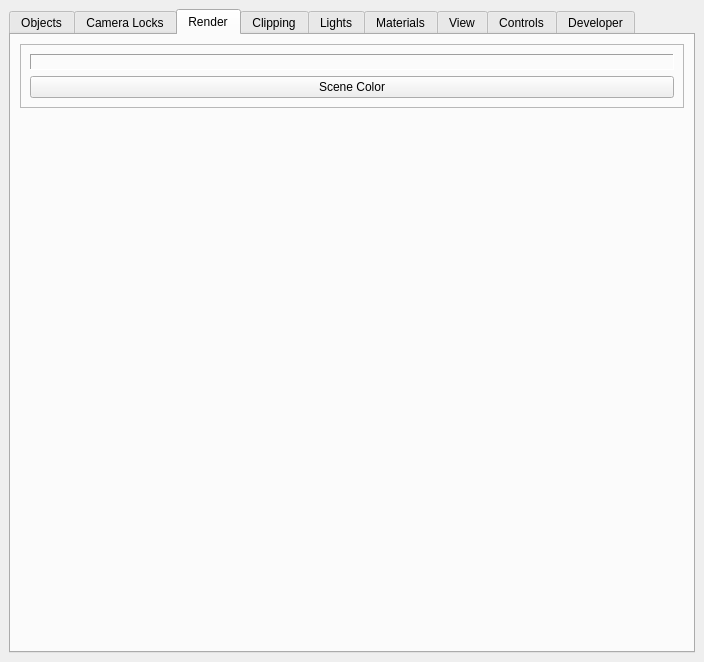
This is src/Interface/Modules/Render/ViewSceneControls.ui in SCIInstitute/SCIRun as Qt 5 draws it before an edit. The edited form follows.
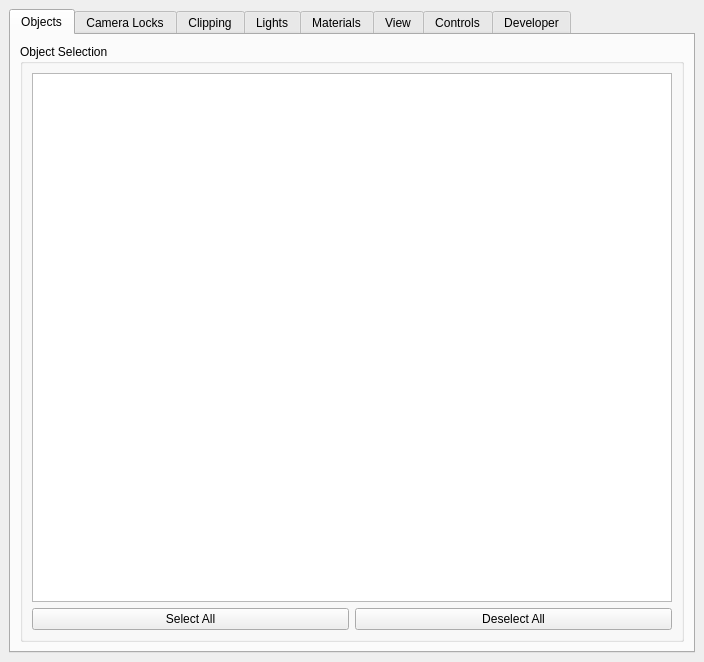
This is the edited form. The open tabs and pages were chosen to show the change.

Commit message:
Background color on a popup
And quick screenshot improvement

```diff
--- a/src/Interface/Modules/Render/ViewSceneControls.ui
+++ b/src/Interface/Modules/Render/ViewSceneControls.ui
@@ -148,58 +148,6 @@
         </item>
        </layout>
       </widget>
-      <widget class="QWidget" name="RenderTab">
-       <attribute name="title">
-        <string>Render</string>
-       </attribute>
-       <layout class="QGridLayout" name="gridLayout_13">
-        <item row="4" column="0">
-         <spacer name="verticalSpacer_3">
-          <property name="orientation">
-           <enum>Qt::Vertical</enum>
-          </property>
-          <property name="sizeHint" stdset="0">
-           <size>
-            <width>20</width>
-            <height>40</height>
-           </size>
-          </property>
-         </spacer>
-        </item>
-        <item row="0" column="0" rowspan="2">
-         <widget class="QFrame" name="frame_2">
-          <property name="frameShape">
-           <enum>QFrame::StyledPanel</enum>
-          </property>
-          <property name="frameShadow">
-           <enum>QFrame::Raised</enum>
-          </property>
-          <layout class="QVBoxLayout" name="verticalLayout_5">
-           <item>
-            <widget class="QLabel" name="currentBackgroundLabel_">
-             <property name="frameShape">
-              <enum>QFrame::Panel</enum>
-             </property>
-             <property name="frameShadow">
-              <enum>QFrame::Sunken</enum>
-             </property>
-             <property name="text">
-              <string/>
-             </property>
-            </widget>
-           </item>
-           <item>
-            <widget class="QPushButton" name="setBackgroundColorPushButton_">
-             <property name="text">
-              <string>Scene Color</string>
-             </property>
-            </widget>
-           </item>
-          </layout>
-         </widget>
-        </item>
-       </layout>
-      </widget>
       <widget class="QWidget" name="ClippingTab">
        <property name="enabled">
         <bool>true</bool>
```
The commit also changes 9 other files.
